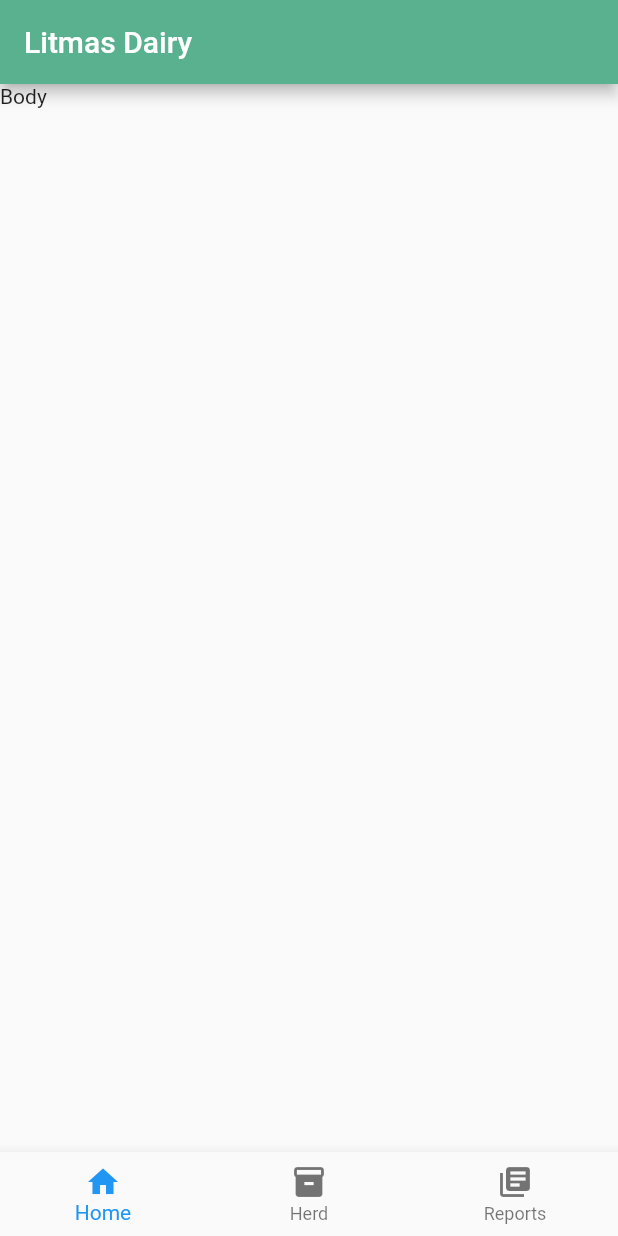
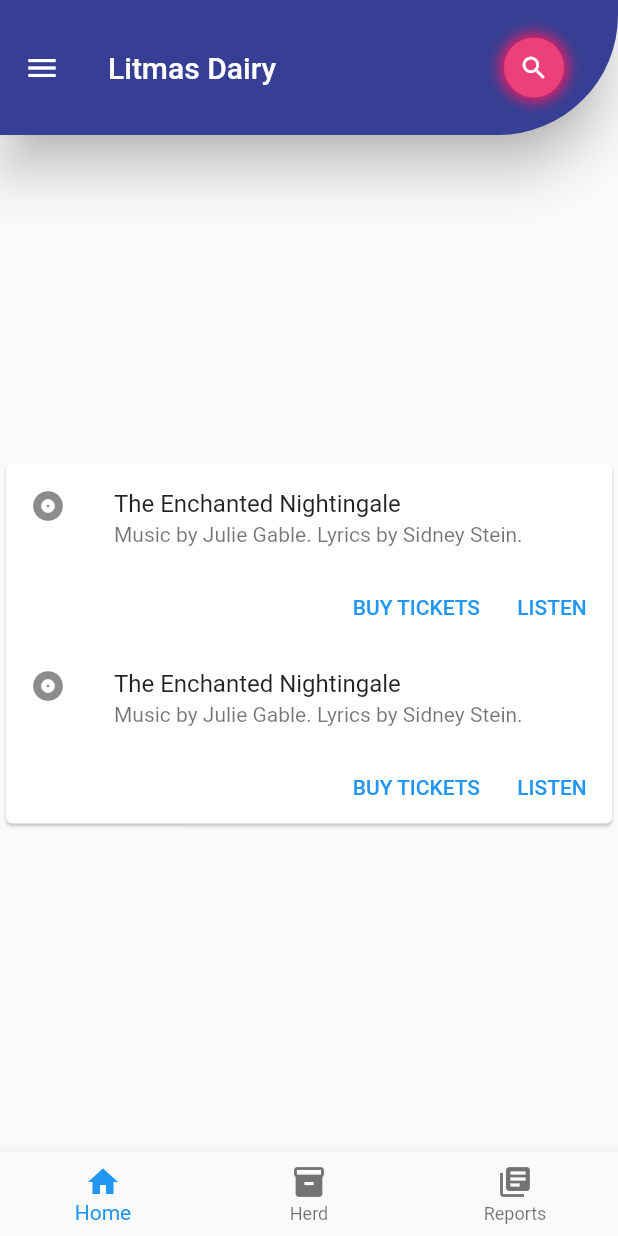
Before and after one commit to Kemo8965/flutter-todo-app, a Flutter app: the screen it shows after launch, on a phone screen of 412 x 824 dp. Run offline on Flutter 3.47's test engine with Material 2 defaults, Android fonts, the light colour scheme and no system bars.

Commit message:
New stuff, taking sahpe

```diff
--- a/lib/main.dart
+++ b/lib/main.dart
@@ -12,20 +12,142 @@ class MyApp extends StatelessWidget {
     return MaterialApp(
       debugShowCheckedModeBanner: false,
       home: Scaffold(
+        drawer: Drawer(),
+
         appBar: AppBar(
           title: const Text('Litmas Dairy'),
-          backgroundColor: Color.fromARGB(255, 89, 177, 143),
+          backgroundColor: Color(0xFF363f93),
+          toolbarHeight: 90,
+          shape: const RoundedRectangleBorder(
+              borderRadius: BorderRadius.only(
+            bottomRight: Radius.circular(80),
+          )),
+          elevation: 14,
+          actions: [
+            Row(
+              children: [
+                Container(
+                  height: 40,
+                  width: 40,
+                  alignment: Alignment.center,
+                  decoration: BoxDecoration(boxShadow: const [
+                    BoxShadow(
+                        blurRadius: 7, spreadRadius: 3, color: Colors.pink)
+                  ], shape: BoxShape.circle, color: Colors.pink.shade400),
+                  child: const Icon(
+                    Icons.search,
+                    size: 20,
+                  ),
+                ),
+                const SizedBox(
+                  width: 10,
+                ),
+                const SizedBox(
+                  width: 26,
+                )
+              ],
+            )
+          ],
         ),
 
         // drawer: NavigationBar,
-        body: const Text('Body'),
+        body: const MyCardWidget(),
+
         bottomNavigationBar: BottomNavigationBar(items: const [
-          BottomNavigationBarItem(label: 'Home', icon: Icon(Icons.home)),
-          BottomNavigationBarItem(label: 'Herd', icon: Icon(Icons.inventory)),
           BottomNavigationBarItem(
-              label: 'Reports', icon: Icon(Icons.library_books)),
+              label: 'Home',
+              icon: Icon(Icons.home),
+              backgroundColor: Color(0xFF363f93)),
+          BottomNavigationBarItem(
+              label: 'Herd',
+              icon: Icon(Icons.inventory),
+              backgroundColor: Color(0xFF363f93)),
+          BottomNavigationBarItem(
+              label: 'Reports',
+              icon: Icon(Icons.library_books),
+              backgroundColor: Color(0xFF363f93)),
         ]),
       ),
     );
   }
 }
+
+class MyCardWidget2 extends StatelessWidget {
+  const MyCardWidget2({super.key});
+
+  @override
+  Widget build(BuildContext context) {
+    return Column(
+      children: [
+        Container(
+          height: 250,
+          decoration: const BoxDecoration(
+              borderRadius: BorderRadius.only(
+                bottomLeft: Radius.circular(50),
+              ),
+              color: Color(0xFF363f93)),
+          child: Stack(
+            children: [],
+          ),
+        ),
+      ],
+    );
+  }
+}
+
+class MyCardWidget extends StatelessWidget {
+  const MyCardWidget({super.key});
+
+  @override
+  Widget build(BuildContext context) {
+    return Center(
+      child: Card(
+        child: Column(
+          mainAxisSize: MainAxisSize.min,
+          children: <Widget>[
+            const ListTile(
+              leading: Icon(Icons.album),
+              title: Text('The Enchanted Nightingale'),
+              subtitle: Text('Music by Julie Gable. Lyrics by Sidney Stein.'),
+            ),
+            Row(
+              mainAxisAlignment: MainAxisAlignment.end,
+              children: <Widget>[
+                TextButton(
+                  child: const Text('BUY TICKETS'),
+                  onPressed: () {/* ... */},
+                ),
+                const SizedBox(width: 8),
+                TextButton(
+                  child: const Text('LISTEN'),
+                  onPressed: () {/* ... */},
+                ),
+                const SizedBox(width: 8),
+              ],
+            ),
+            const ListTile(
+              leading: Icon(Icons.album),
+              title: Text('The Enchanted Nightingale'),
+              subtitle: Text('Music by Julie Gable. Lyrics by Sidney Stein.'),
+            ),
+            Row(
+              mainAxisAlignment: MainAxisAlignment.end,
+              children: <Widget>[
+                TextButton(
+                  child: const Text('BUY TICKETS'),
+                  onPressed: () {/* ... */},
+                ),
+                const SizedBox(width: 8),
+                TextButton(
+                  child: const Text('LISTEN'),
+                  onPressed: () {/* ... */},
+                ),
+                const SizedBox(width: 8),
+              ],
+            ),
+          ],
+        ),
+      ),
+    );
+  }
+}
```
